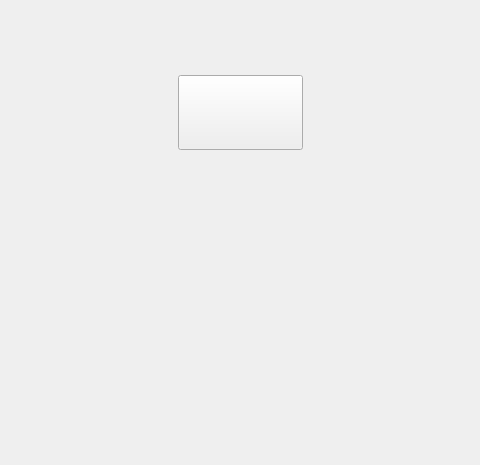
This is app/pregame.ui in ce-itcr/Gladiators-GBP as Qt 5 draws it before an edit; both pictures show x 362 to 842 and y 335 to 800 of the 1200 by 800 pixel window. The edited form follows.
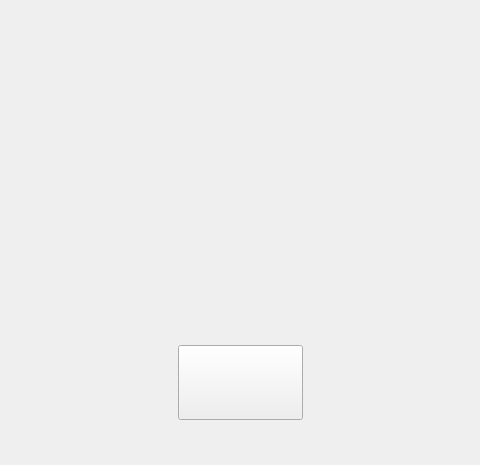
This is the edited form. Icons and pictures are not drawn.

What changed in the file:
```diff
--- a/app/pregame.ui
+++ b/app/pregame.ui
@@ -24,7 +24,7 @@
    <property name="geometry">
     <rect>
      <x>540</x>
-     <y>410</y>
+     <y>680</y>
      <width>125</width>
      <height>75</height>
     </rect>
```
Left out of the diff: 12 changed lines with no effect on the pictures.
